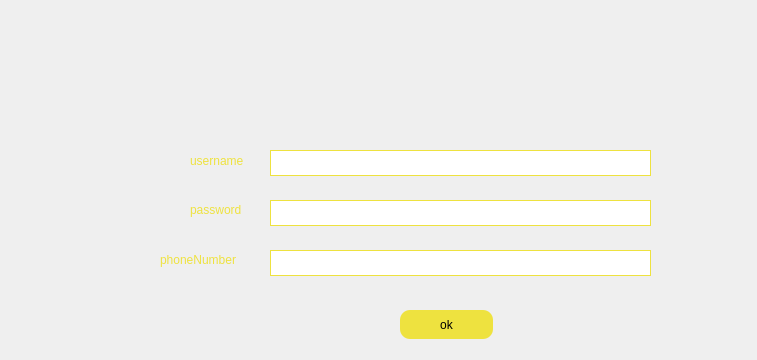
Above: enter/signup.ui from Shayanrava/APproject before the change. Below: the same form after it.
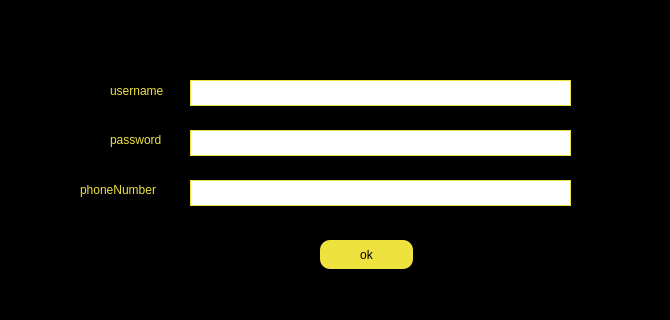
That is the form after the change.

Patch:
```diff
--- a/enter/signup.ui
+++ b/enter/signup.ui
@@ -6,69 +6,43 @@
    <rect>
     <x>0</x>
     <y>0</y>
-    <width>757</width>
-    <height>360</height>
+    <width>670</width>
+    <height>320</height>
    </rect>
   </property>
   <property name="windowTitle">
    <string>Form</string>
   </property>
-  <widget class="QLabel" name="lblpas">
+  <property name="styleSheet">
+   <string notr="true">#signup{
+
+background-color:black;
+}</string>
+  </property>
+  <widget class="QLabel" name="lbluser">
    <property name="geometry">
     <rect>
-     <x>190</x>
-     <y>200</y>
-     <width>63</width>
-     <height>20</height>
+     <x>110</x>
+     <y>80</y>
+     <width>71</width>
+     <height>21</height>
     </rect>
    </property>
    <property name="styleSheet">
-    <string notr="true">#lblpas{
+    <string notr="true">#lbluser{
 color: rgb(238, 226, 63);
 
 }</string>
    </property>
    <property name="text">
-    <string>password</string>
-   </property>
-  </widget>
-  <widget class="QLineEdit" name="ledphone">
-   <property name="geometry">
-    <rect>
-     <x>270</x>
-     <y>250</y>
-     <width>381</width>
-     <height>26</height>
-    </rect>
-   </property>
-   <property name="styleSheet">
-    <string notr="true">#ledphone{
-border:1px  solid   rgb(238, 226, 63);
-
-}</string>
-   </property>
-  </widget>
-  <widget class="QLineEdit" name="leduser">
-   <property name="geometry">
-    <rect>
-     <x>270</x>
-     <y>150</y>
-     <width>381</width>
-     <height>26</height>
-    </rect>
-   </property>
-   <property name="styleSheet">
-    <string notr="true">#leduser{
-border:1px  solid   rgb(238, 226, 63);
-
-}</string>
+    <string>username</string>
    </property>
   </widget>
   <widget class="QLabel" name="lblphone">
    <property name="geometry">
     <rect>
-     <x>160</x>
-     <y>250</y>
+     <x>80</x>
+     <y>180</y>
      <width>101</width>
      <height>20</height>
     </rect>
@@ -83,14 +57,49 @@
     <string>&lt;html&gt;&lt;head/&gt;&lt;body&gt;&lt;p&gt;phoneNumber&lt;/p&gt;&lt;/body&gt;&lt;/html&gt;</string>
    </property>
   </widget>
+  <widget class="QLineEdit" name="ledpassword">
+   <property name="geometry">
+    <rect>
+     <x>190</x>
+     <y>130</y>
+     <width>381</width>
+     <height>26</height>
+    </rect>
+   </property>
+   <property name="styleSheet">
+    <string notr="true">#ledpassword{
+border:1px  solid   rgb(238, 226, 63);
+
+}</string>
+   </property>
+   <property name="echoMode">
+    <enum>QLineEdit::Password</enum>
+   </property>
+  </widget>
+  <widget class="QLineEdit" name="ledphone">
+   <property name="geometry">
+    <rect>
+     <x>190</x>
+     <y>180</y>
+     <width>381</width>
+     <height>26</height>
+    </rect>
+   </property>
+   <property name="styleSheet">
+    <string notr="true">#ledphone{
+border:1px  solid   rgb(238, 226, 63);
+
+}</string>
+   </property>
+  </widget>
   <widget class="QPushButton" name="pbnokup">
    <property name="enabled">
     <bool>true</bool>
    </property>
    <property name="geometry">
     <rect>
-     <x>400</x>
-     <y>310</y>
+     <x>320</x>
+     <y>240</y>
      <width>93</width>
      <height>29</height>
     </rect>
@@ -108,43 +117,40 @@
     <string>ok</string>
    </property>
   </widget>
-  <widget class="QLabel" name="lbluser">
+  <widget class="QLabel" name="lblpas">
    <property name="geometry">
     <rect>
-     <x>190</x>
-     <y>150</y>
-     <width>71</width>
-     <height>21</height>
+     <x>110</x>
+     <y>130</y>
+     <width>63</width>
+     <height>20</height>
     </rect>
    </property>
    <property name="styleSheet">
-    <string notr="true">#lbluser{
+    <string notr="true">#lblpas{
 color: rgb(238, 226, 63);
 
 }</string>
    </property>
    <property name="text">
-    <string>username</string>
+    <string>password</string>
    </property>
   </widget>
-  <widget class="QLineEdit" name="ledpassword">
+  <widget class="QLineEdit" name="leduser">
    <property name="geometry">
     <rect>
-     <x>270</x>
-     <y>200</y>
+     <x>190</x>
+     <y>80</y>
      <width>381</width>
      <height>26</height>
     </rect>
    </property>
    <property name="styleSheet">
-    <string notr="true">#ledpassword{
+    <string notr="true">#leduser{
 border:1px  solid   rgb(238, 226, 63);
 
 }</string>
    </property>
-   <property name="echoMode">
-    <enum>QLineEdit::Password</enum>
-   </property>
   </widget>
  </widget>
  <resources/>
```
